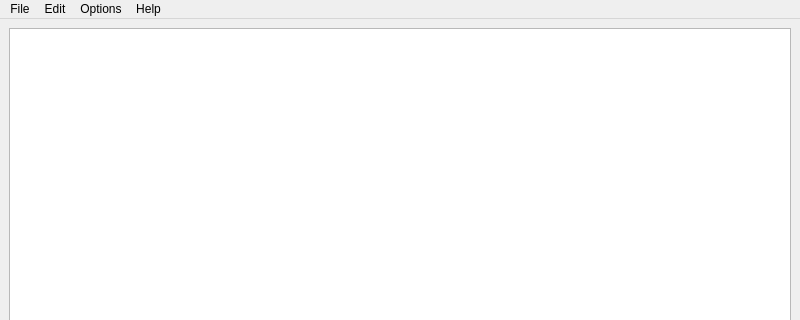
Qt form hexandtabler.ui (cszFEES/hexandtabler) before a commit; both pictures show x 0 to 800 and y 0 to 320 of the 800 by 600 pixel window.
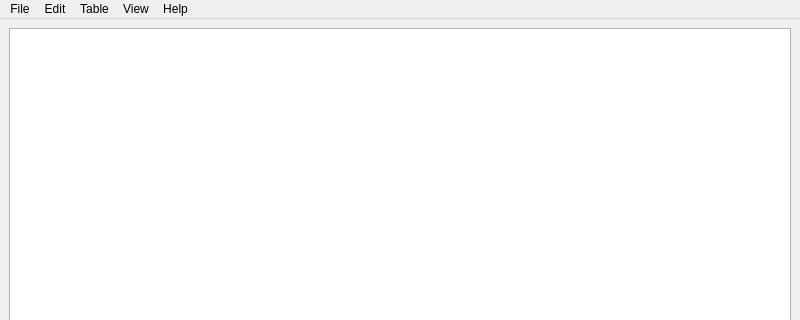
The same form after that commit.

```diff
--- a/hexandtabler.ui
+++ b/hexandtabler.ui
@@ -56,15 +56,25 @@
     <addaction name="actionUndo"/>
     <addaction name="actionRedo"/>
    </widget>
-   <widget class="QMenu" name="menuOptions">
+   <widget class="QMenu" name="menuView">
     <property name="title">
-     <string>Options</string>
+     <string>View</string>
     </property>
     <addaction name="actionDarkMode"/> 
     <addaction name="actionToggleTable"/>
     <addaction name="separator"/>
     <addaction name="actionZoomIn"/>
     <addaction name="actionZoomOut"/>
+    <addaction name="separator"/>
+    <addaction name="actionDarkMode"/>
+    <addaction name="actionToggleTable"/>
+   </widget>
+   <widget class="QMenu" name="menuTable">
+    <property name="title">
+     <string>Table</string>
+    </property>
+    <addaction name="actionSaveTable"/>
+    <addaction name="actionLoadTable"/>
    </widget>
    <widget class="QMenu" name="menuHelp">
     <property name="title">
@@ -74,7 +84,8 @@
    </widget>
    <addaction name="menuFile"/>
    <addaction name="menuEdit"/>
-   <addaction name="menuOptions"/>
+   <addaction name="menuTable"/>
+   <addaction name="menuView"/>
    <addaction name="menuHelp"/>
   </widget>
   <widget class="QStatusBar" name="statusbar"/>
```
Left out of the diff: 27 changed lines with no effect on the pictures.
